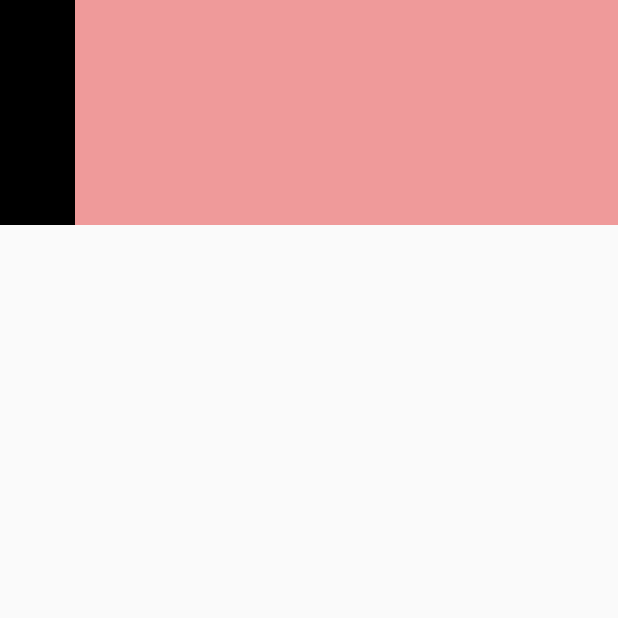
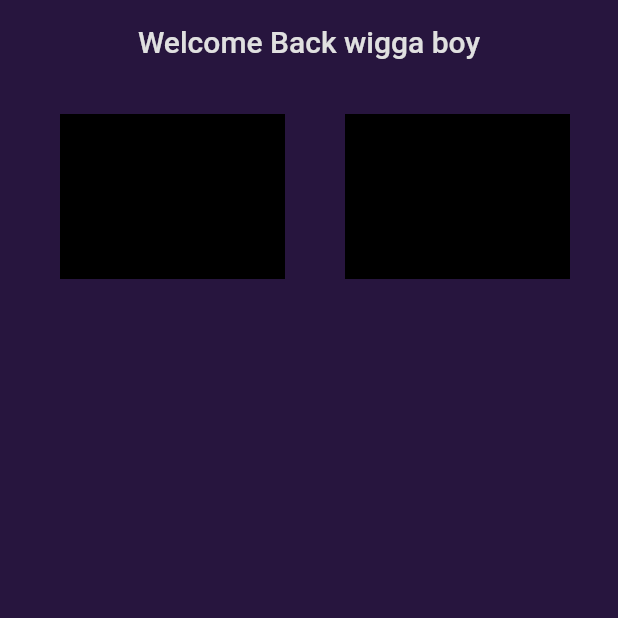
Before and after one commit to Syncxv/music-player-flutter, a Flutter app: the screen it shows after launch, on a phone screen of 412 x 824 dp, the top half of it. Run offline on Flutter 3.47's test engine with Material 2 defaults, Android fonts, the phone set to English and light mode, and no system bars.

Commit message:
NEED TO FIX gap between list view

```diff
--- a/lib/main.dart
+++ b/lib/main.dart
@@ -17,6 +17,7 @@ class MyApp extends StatelessWidget {
       theme: ThemeData(
         primarySwatch: Colors.purple,
         primaryColor: Palette.purpleMain,
+        scaffoldBackgroundColor: Palette.purpleMain,
       ),
       home: HomeScreen(),
     );
--- a/lib/screens/home_screen.dart
+++ b/lib/screens/home_screen.dart
@@ -10,9 +10,28 @@ class HomeScreen extends StatelessWidget {
     return Scaffold(
         body: CustomScrollView(
       slivers: [
+        SliverAppBar(
+          backgroundColor: Colors.transparent,
+          centerTitle: true,
+          title: Column(
+            children: [
+              Text(
+                "Welcome Back wigga boy",
+                style: TextStyle(color: Colors.grey[300]),
+              ),
+            ],
+          ),
+        ),
         SliverToBoxAdapter(
           child: PlaylistsContainer(
-            playlists: [Playlist(name: "hi", id: 1, songs: [])],
+            playlists: [
+              Playlist(name: "hi", id: 1, songs: []),
+              Playlist(name: "hi", id: 1, songs: []),
+              Playlist(name: "hi", id: 1, songs: []),
+              Playlist(name: "hi", id: 1, songs: []),
+              Playlist(name: "hi", id: 1, songs: []),
+              Playlist(name: "hi", id: 1, songs: []),
+            ],
           ),
         )
       ],
--- a/lib/widgets/bruh_list.dart
+++ b/lib/widgets/bruh_list.dart
@@ -12,14 +12,16 @@ class PlaylistsContainer extends StatelessWidget {
   Widget build(BuildContext context) {
     return Container(
       height: 150,
-      color: Colors.red[200],
+      // color: Colors.red[200],
       child: ListView.builder(
           itemCount: playlists.length,
           scrollDirection: Axis.horizontal,
+          padding: const EdgeInsets.symmetric(horizontal: 20, vertical: 20),
           itemBuilder: (ctx, index) {
             return Container(
+              margin: const EdgeInsets.symmetric(horizontal: 20),
               color: Colors.black,
-              width: 50,
+              width: 150,
             );
           }),
     );
```
